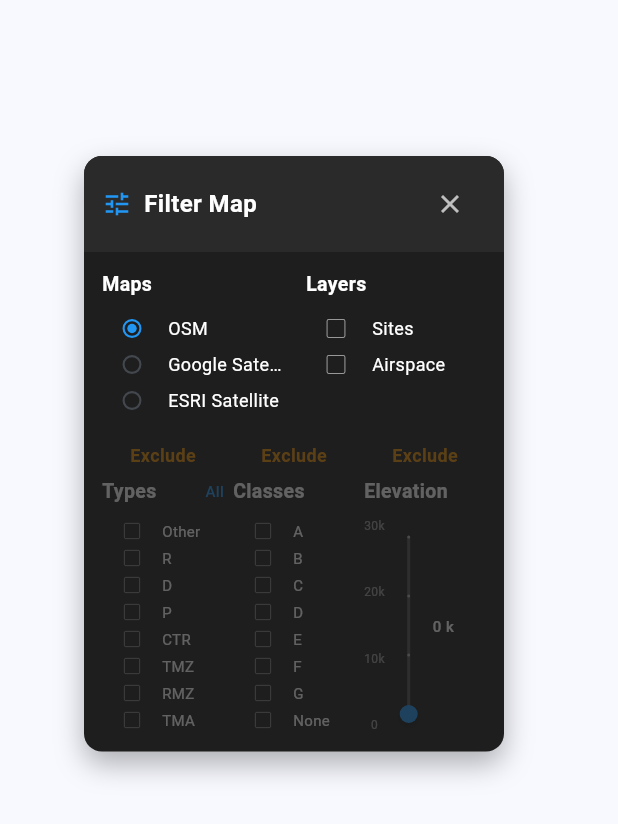
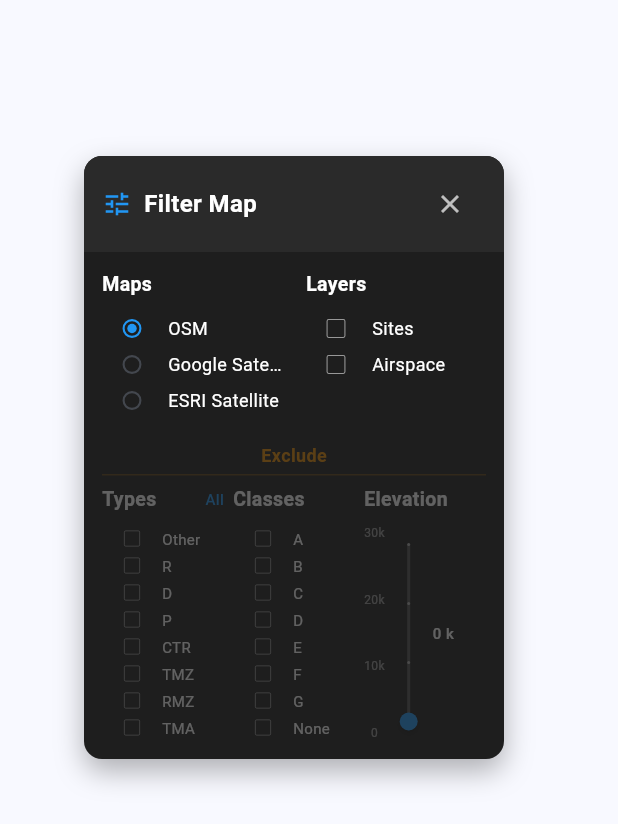
Before and after one commit to Kevin-McIsaac/the_paragliding_app, a Flutter app: the _DraggableFilterDialog widget shown alone on an empty page, opened directly with empty values, on a phone screen of 412 x 824 dp. Shown: the top 824 px of the screen. Run offline on Flutter 3.47's test engine with Material 3 defaults, Android fonts, the phone set to English and light mode, and no system bars; our stand-ins replace connectivity_plus, file_picker, fl_chart, flutter_map, geolocator, latlong2 and 5 more; missing offline and left inert: clipper2, flutter_inappwebview, flutter_map_dragmarker, geobase, receive_sharing_intent; accounts and stored records are empty.

Commit message:
feat: Add airspace clipping toggle and improve Map Filter UI
- Add clipping preference toggle to control airspace overlap removal
- Move clipping checkbox to Layers section under Airspace
- Add comprehensive tooltips for all filter dialog elements
- Move map provider tooltips to enum for single source of truth
- Replace three "Exclude" headers with single header and underline
- Fix sites not reloading when toggled back on in filter dialog
- Update tooltip text: "Only show the bottom layer at each point"

The clipping toggle allows users to choose between:
- Clipping ON (default): Removes overlapping airspace for clarity
- Clipping OFF: Shows all airspace polygons with natural overlaps

🤖 Generated with [Claude Code](https://claude.ai/code)

Co-Authored-By: Claude <noreply@anthropic.com>

```diff
--- a/free_flight_log_app/lib/presentation/screens/nearby_sites_screen.dart
+++ b/free_flight_log_app/lib/presentation/screens/nearby_sites_screen.dart
@@ -599,6 +599,7 @@ class _NearbySitesScreenState extends State<NearbySitesScreen> {
       // Get current filter states
       final airspaceTypesEnum = await _openAipService.getExcludedAirspaceTypes();
       final icaoClassesEnum = await _openAipService.getExcludedIcaoClasses();
+      final clippingEnabled = await _openAipService.isClippingEnabled();
 
       // Convert enum maps to string maps for dialog
       final airspaceTypes = <String, bool>{
@@ -621,6 +622,7 @@ class _NearbySitesScreenState extends State<NearbySitesScreen> {
           airspaceTypes: airspaceTypes,
           icaoClasses: icaoClasses,
           maxAltitudeFt: _maxAltitudeFt,
+          clippingEnabled: clippingEnabled,
           mapProvider: _selectedMapProvider,
           onApply: _handleFilterApply,
         ),
@@ -631,7 +633,7 @@ class _NearbySitesScreenState extends State<NearbySitesScreen> {
   }
 
   /// Handle filter apply from dialog
-  void _handleFilterApply(bool sitesEnabled, bool airspaceEnabled, Map<String, bool> types, Map<String, bool> classes, double maxAltitudeFt, MapProvider mapProvider) async {
+  void _handleFilterApply(bool sitesEnabled, bool airspaceEnabled, Map<String, bool> types, Map<String, bool> classes, double maxAltitudeFt, bool clippingEnabled, MapProvider mapProvider) async {
     try {
       // Update filter states
       final previousSitesEnabled = _sitesEnabled;
@@ -647,15 +649,18 @@ class _NearbySitesScreenState extends State<NearbySitesScreen> {
 
       // Handle sites visibility changes
       if (!sitesEnabled && previousSitesEnabled) {
-        // Sites were disabled - clear displayed sites
+        // Sites were disabled - clear displayed sites and reset the bounds key
         setState(() {
           _displayedSites.clear();
           _allSites.clear();
+          _lastLoadedBoundsKey = ''; // Clear the bounds key so sites reload when re-enabled
         });
         LoggingService.action('MapFilter', 'sites_disabled', {'cleared_sites_count': _displayedSites.length});
       } else if (sitesEnabled && !previousSitesEnabled) {
         // Sites were enabled - reload sites for current bounds or trigger map refresh
         if (_currentBounds != null) {
+          // Force reload by clearing the last loaded bounds key
+          _lastLoadedBoundsKey = '';
           _loadSitesForBounds(_currentBounds!);
         }
         LoggingService.action('MapFilter', 'sites_enabled', {'reloading_sites': true, 'has_bounds': _currentBounds != null});
@@ -677,6 +682,7 @@ class _NearbySitesScreenState extends State<NearbySitesScreen> {
         await _openAipService.setAirspaceEnabled(true);
         await _openAipService.setExcludedAirspaceTypes(typesEnum);
         await _openAipService.setExcludedIcaoClasses(classesEnum);
+        await _openAipService.setClippingEnabled(clippingEnabled);
 
         // Update local state for immediate UI updates
         setState(() {
@@ -1714,8 +1720,9 @@ class _DraggableFilterDialog extends StatefulWidget {
   final Map<String, bool> airspaceTypes;
   final Map<String, bool> icaoClasses;
   final double maxAltitudeFt;
+  final bool clippingEnabled;
   final MapProvider mapProvider;
-  final Function(bool sitesEnabled, bool airspaceEnabled, Map<String, bool> types, Map<String, bool> classes, double maxAltitudeFt, MapProvider mapProvider) onApply;
+  final Function(bool sitesEnabled, bool airspaceEnabled, Map<String, bool> types, Map<String, bool> classes, double maxAltitudeFt, bool clippingEnabled, MapProvider mapProvider) onApply;
 
   const _DraggableFilterDialog({
     required this.sitesEnabled,
@@ -1723,6 +1730,7 @@ class _DraggableFilterDialog extends StatefulWidget {
     required this.airspaceTypes,
     required this.icaoClasses,
     required this.maxAltitudeFt,
+    required this.clippingEnabled,
     required this.mapProvider,
     required this.onApply,
   });
@@ -1762,6 +1770,7 @@ class _DraggableFilterDialogState extends State<_DraggableFilterDialog> {
                 airspaceTypes: widget.airspaceTypes,
                 icaoClasses: widget.icaoClasses,
                 maxAltitudeFt: widget.maxAltitudeFt,
+                clippingEnabled: widget.clippingEnabled,
                 mapProvider: widget.mapProvider,
                 onApply: widget.onApply,
               ),
--- a/free_flight_log_app/lib/presentation/widgets/map_filter_dialog.dart
+++ b/free_flight_log_app/lib/presentation/widgets/map_filter_dialog.dart
@@ -5,15 +5,16 @@ import '../../utils/map_provider.dart';
 import '../../data/models/airspace_enums.dart';
 
 /// Filter dialog for controlling map layer visibility
-/// Supports sites toggle, airspace type filtering, ICAO class filtering, and altitude filtering
+/// Supports sites toggle, airspace type filtering, ICAO class filtering, altitude filtering, and clipping
 class MapFilterDialog extends StatefulWidget {
   final bool sitesEnabled;
   final bool airspaceEnabled;
   final Map<String, bool> airspaceTypes;
   final Map<String, bool> icaoClasses;
   final double maxAltitudeFt;
+  final bool clippingEnabled;
   final MapProvider mapProvider;
-  final Function(bool sitesEnabled, bool airspaceEnabled, Map<String, bool> types, Map<String, bool> classes, double maxAltitudeFt, MapProvider mapProvider) onApply;
+  final Function(bool sitesEnabled, bool airspaceEnabled, Map<String, bool> types, Map<String, bool> classes, double maxAltitudeFt, bool clippingEnabled, MapProvider mapProvider) onApply;
 
   const MapFilterDialog({
     super.key,
@@ -22,6 +23,7 @@ class MapFilterDialog extends StatefulWidget {
     required this.airspaceTypes,
     required this.icaoClasses,
     required this.maxAltitudeFt,
+    required this.clippingEnabled,
     required this.mapProvider,
     required this.onApply,
   });
@@ -36,6 +38,7 @@ class _MapFilterDialogState extends State<MapFilterDialog> {
   late Map<String, bool> _airspaceTypes;
   late Map<String, bool> _icaoClasses;
   late double _maxAltitudeFt;
+  late bool _clippingEnabled;
   late MapProvider _selectedMapProvider;
 
   Timer? _debounceTimer;
@@ -69,6 +72,7 @@ class _MapFilterDialogState extends State<MapFilterDialog> {
     _airspaceTypes = Map<String, bool>.from(widget.airspaceTypes);
     _icaoClasses = Map<String, bool>.from(widget.icaoClasses);
     _maxAltitudeFt = widget.maxAltitudeFt;
+    _clippingEnabled = widget.clippingEnabled;
     _selectedMapProvider = widget.mapProvider;
 
     // Initialize any missing types/classes with false
@@ -142,14 +146,12 @@ class _MapFilterDialogState extends State<MapFilterDialog> {
                     _buildTopTwoColumnSection(),
                     const SizedBox(height: 16),
 
-                    // Exclude header row
-                    Row(
+                    // Single Exclude header for all three columns
+                    Opacity(
+                      opacity: _airspaceEnabled ? 1.0 : 0.3,
+                      child: Column(
                         children: [
-                        Expanded(
-                          flex: 1,
-                          child: Opacity(
-                            opacity: _airspaceEnabled ? 1.0 : 0.3,
-                            child: Center(
+                          Center(
                             child: Text(
                               'Exclude',
                               style: TextStyle(
@@ -159,43 +161,13 @@ class _MapFilterDialogState extends State<MapFilterDialog> {
                               ),
                             ),
                           ),
-                          ),
-                        ),
-                        const SizedBox(width: 6),
-                        Expanded(
-                          flex: 1,
-                          child: Opacity(
-                            opacity: _airspaceEnabled ? 1.0 : 0.3,
-                            child: Center(
-                              child: Text(
-                                'Exclude',
-                                style: TextStyle(
-                                  fontSize: 12,
-                                  fontWeight: FontWeight.w600,
-                                  color: Colors.orange.withValues(alpha: 0.9),
-                                ),
-                              ),
-                            ),
-                          ),
-                        ),
-                        const SizedBox(width: 6),
-                        Expanded(
-                          flex: 1,
-                          child: Opacity(
-                            opacity: _airspaceEnabled ? 1.0 : 0.3,
-                            child: Center(
-                              child: Text(
-                                'Exclude',
-                                style: TextStyle(
-                                  fontSize: 12,
-                                  fontWeight: FontWeight.w600,
-                                  color: Colors.orange.withValues(alpha: 0.9),
-                                ),
-                              ),
-                            ),
-                          ),
+                          const SizedBox(height: 4),
+                          Container(
+                            height: 1,
+                            color: Colors.orange.withValues(alpha: 0.3),
                           ),
                         ],
+                      ),
                     ),
                     const SizedBox(height: 6),
 
@@ -309,10 +281,19 @@ class _MapFilterDialogState extends State<MapFilterDialog> {
                   ),
                   const SizedBox(width: 4),
                   Flexible(
+                    child: Tooltip(
+                      message: provider.tooltip,
+                      textStyle: const TextStyle(color: Colors.white, fontSize: 12),
+                      decoration: BoxDecoration(
+                        color: const Color(0xFF1E1E1E),
+                        borderRadius: BorderRadius.circular(6),
+                        border: Border.all(color: Colors.white24),
+                      ),
                       child: Text(
                         provider.shortName,
                         style: const TextStyle(color: Colors.white, fontSize: 12),
                         overflow: TextOverflow.ellipsis,
+                      ),
                     ),
                   ),
                 ],
@@ -338,7 +319,15 @@ class _MapFilterDialogState extends State<MapFilterDialog> {
         ),
         const SizedBox(height: 8),
         // Sites checkbox
-        InkWell(
+        Tooltip(
+          message: 'Show all the Paragliding Earth flying sites for this area',
+          textStyle: const TextStyle(color: Colors.white, fontSize: 12),
+          decoration: BoxDecoration(
+            color: const Color(0xFF1E1E1E),
+            borderRadius: BorderRadius.circular(6),
+            border: Border.all(color: Colors.white24),
+          ),
+          child: InkWell(
             onTap: () => setState(() {
               _sitesEnabled = !_sitesEnabled;
               _applyFiltersDebounced();
@@ -372,8 +361,17 @@ class _MapFilterDialogState extends State<MapFilterDialog> {
               ),
             ),
           ),
+        ),
         // Airspace checkbox
-        InkWell(
+        Tooltip(
+          message: 'Overlay the OpenAIP airspaces for this area',
+          textStyle: const TextStyle(color: Colors.white, fontSize: 12),
+          decoration: BoxDecoration(
+            color: const Color(0xFF1E1E1E),
+            borderRadius: BorderRadius.circular(6),
+            border: Border.all(color: Colors.white24),
+          ),
+          child: InkWell(
             onTap: () => setState(() {
               _airspaceEnabled = !_airspaceEnabled;
               _applyFiltersDebounced();
@@ -404,6 +402,56 @@ class _MapFilterDialogState extends State<MapFilterDialog> {
                     style: TextStyle(color: Colors.white, fontSize: 12),
                   ),
                 ],
+              ),
+            ),
+          ),
+        ),
+        // Clipping toggle (only shown when airspace is enabled)
+        if (_airspaceEnabled)
+          Tooltip(
+            message: 'Only show the bottom layer at each point',
+            textStyle: const TextStyle(color: Colors.white, fontSize: 12),
+            decoration: BoxDecoration(
+              color: const Color(0xFF1E1E1E),
+              borderRadius: BorderRadius.circular(6),
+              border: Border.all(color: Colors.white24),
+            ),
+            child: InkWell(
+              onTap: () {
+                setState(() {
+                  _clippingEnabled = !_clippingEnabled;
+                  _applyFiltersDebounced();
+                });
+              },
+              borderRadius: BorderRadius.circular(4),
+              child: Container(
+                height: 24,
+                child: Row(
+                  mainAxisSize: MainAxisSize.min,
+                  children: [
+                    Transform.scale(
+                      scale: 0.7,
+                      child: Checkbox(
+                        value: _clippingEnabled,
+                        onChanged: (value) {
+                          setState(() {
+                            _clippingEnabled = value ?? true;
+                            _applyFiltersDebounced();
+                          });
+                        },
+                        activeColor: Colors.blue,
+                        checkColor: Colors.white,
+                        side: const BorderSide(color: Colors.white54),
+                        materialTapTargetSize: MaterialTapTargetSize.shrinkWrap,
+                      ),
+                    ),
+                    const SizedBox(width: 4),
+                    const Text(
+                      'Clip',
+                      style: TextStyle(color: Colors.white, fontSize: 12),
+                    ),
+                  ],
+                ),
               ),
             ),
           ),
@@ -684,9 +732,10 @@ class _MapFilterDialogState extends State<MapFilterDialog> {
       'total_types': _airspaceTypes.length,
       'total_classes': _icaoClasses.length,
       'max_altitude_ft': _maxAltitudeFt,
+      'clipping_enabled': _clippingEnabled,
       'map_provider': _selectedMapProvider.displayName,
     });
 
-    widget.onApply(_sitesEnabled, _airspaceEnabled, _airspaceTypes, _icaoClasses, _maxAltitudeFt, _selectedMapProvider);
+    widget.onApply(_sitesEnabled, _airspaceEnabled, _airspaceTypes, _icaoClasses, _maxAltitudeFt, _clippingEnabled, _selectedMapProvider);
   }
 }
--- a/free_flight_log_app/lib/services/airspace_geojson_service.dart
+++ b/free_flight_log_app/lib/services/airspace_geojson_service.dart
@@ -680,6 +680,7 @@ class AirspaceGeoJsonService {
   /// Parse GeoJSON string and return styled polygons for flutter_map
   /// Also populates the AirspaceIdentificationService with polygon data
   /// Filters polygons based on user-excluded airspace types
+  /// Optionally clips overlapping polygons for visual clarity
   Future<List<fm.Polygon>> parseAirspaceGeoJson(
     String geoJsonString,
     double opacity,
@@ -687,6 +688,7 @@ class AirspaceGeoJsonService {
     Map<IcaoClass, bool> excludedIcaoClasses,
     fm.LatLngBounds viewport,
     double maxAltitudeFt,
+    bool enableClipping,
   ) async {
     try {
       // Use geobase to parse the GeoJSON data
@@ -814,28 +816,24 @@ class AirspaceGeoJsonService {
           ));
         }
 
-        // Sort by lower altitude: lowest first (ascending order) for clipping
+        // Sort by lower altitude: lowest first (ascending order) for rendering and clipping
         polygonsWithAltitude.sort((a, b) {
           return a.data.airspaceData.getLowerAltitudeInFeet()
               .compareTo(b.data.airspaceData.getLowerAltitudeInFeet());
         });
 
+        if (enableClipping) {
           // Apply polygon clipping to remove overlapping areas
           final clippedPolygons = _applyPolygonClipping(polygonsWithAltitude, viewport);
 
           // Convert clipped polygons back to flutter_map format
           polygons = _convertClippedPolygonsToFlutterMap(clippedPolygons, opacity);
 
-        // IMPORTANT: Keep polygon order from clipping (lowest altitude first)
-        // Lower altitude airspaces render first (bottom layer)
-        // Higher altitude airspaces render last (top layer, most visible)
-        // Note: Removed reversal to show lowest altitude on top visually
-
-        // Update identification data to match clipped polygons
-        // For now, we'll keep original boundaries for tooltip hit testing
+          // For clipped polygons, keep original boundaries for tooltip hit testing
           identificationPolygons = polygonsWithAltitude.map((p) => p.data).toList();
 
           LoggingService.structured('AIRSPACE_ALTITUDE_SORTING_AND_CLIPPING', {
+            'clipping_enabled': true,
             'polygons_sorted': polygonsWithAltitude.length,
             'clipped_polygons_output': polygons.length,
             'sort_order': 'lowest_altitude_first_for_clipping',
@@ -844,6 +842,27 @@ class AirspaceGeoJsonService {
               'highest': polygonsWithAltitude.last.data.airspaceData.getLowerAltitudeInFeet(),
             } : null,
           });
+        } else {
+          // No clipping - keep original polygons but maintain altitude-based rendering order
+          // Polygons are already in the list from the filtering loop above
+          // They are sorted by altitude, so lower altitude airspaces render first (bottom layer)
+          // Higher altitude airspaces render last (top layer, most visible)
+
+          LoggingService.structured('AIRSPACE_ALTITUDE_SORTING_NO_CLIPPING', {
+            'clipping_enabled': false,
+            'polygon_count': polygons.length,
+            'sort_order': 'lowest_altitude_first_for_rendering',
+            'altitude_range_feet': polygonsWithAltitude.isNotEmpty ? {
+              'lowest': polygonsWithAltitude.first.data.airspaceData.getLowerAltitudeInFeet(),
+              'highest': polygonsWithAltitude.last.data.airspaceData.getLowerAltitudeInFeet(),
+            } : null,
+          });
+        }
+
+        // IMPORTANT: Keep polygon order from sorting (lowest altitude first)
+        // Lower altitude airspaces render first (bottom layer)
+        // Higher altitude airspaces render last (top layer, most visible)
+        // Note: Removed reversal to show lowest altitude on top visually
       }
 
       // Update the identification service with polygon data (use ALL airspaces, not just filtered ones)
--- a/free_flight_log_app/lib/services/openaip_service.dart
+++ b/free_flight_log_app/lib/services/openaip_service.dart
@@ -50,12 +50,16 @@ class OpenAipService {
   // Individual ICAO class preferences
   static const String _icaoClassesExcludedKey = 'openaip_icao_classes_excluded';
 
+  // Airspace clipping preference
+  static const String _airspaceClippingEnabledKey = 'openaip_airspace_clipping_enabled';
+
   // Default values
   static const double _defaultOpacity = 0.15; // 15% optimal for airspace visibility
   static const bool _defaultAirspaceEnabled = false;
   static const bool _defaultAirportsEnabled = false;
   static const bool _defaultNavaidsEnabled = false;
   static const bool _defaultReportingPointsEnabled = false;
+  static const bool _defaultClippingEnabled = true; // Default to enabled for backwards compatibility
 
   // Default airspace type exclusions (false = include/show, true = exclude/hide)
   // This ensures unmapped types are shown by default
@@ -206,6 +210,25 @@ class OpenAipService {
     await prefs.setBool(_reportingPointsEnabledKey, enabled);
     LoggingService.structured('OPENAIP_LAYER_TOGGLE', {
       'layer': 'reporting_points',
+      'enabled': enabled,
+    });
+  }
+
+  /// Get clipping state for airspace layer
+  Future<bool> isClippingEnabled() async {
+    final prefs = await SharedPreferences.getInstance();
+    if (!prefs.containsKey(_airspaceClippingEnabledKey)) {
+      await prefs.setBool(_airspaceClippingEnabledKey, _defaultClippingEnabled);
+      return _defaultClippingEnabled;
+    }
+    return prefs.getBool(_airspaceClippingEnabledKey) ?? _defaultClippingEnabled;
+  }
+
+  /// Set clipping state for airspace layer
+  Future<void> setClippingEnabled(bool enabled) async {
+    final prefs = await SharedPreferences.getInstance();
+    await prefs.setBool(_airspaceClippingEnabledKey, enabled);
+    LoggingService.structured('AIRSPACE_CLIPPING_TOGGLE', {
       'enabled': enabled,
     });
   }
@@ -483,6 +506,7 @@ class OpenAipService {
       'airports_enabled': await isAirportsEnabled(),
       'navaids_enabled': await isNavaidsEnabled(),
       'reporting_points_enabled': await isReportingPointsEnabled(),
+      'airspace_clipping_enabled': await isClippingEnabled(),
       'overlay_opacity': await getOverlayOpacity(),
       'excluded_airspace_types': excludedTypes,
       'excluded_airspace_count': excludedTypes.values.where((v) => v).length,
--- a/free_flight_log_app/lib/utils/airspace_overlay_manager.dart
+++ b/free_flight_log_app/lib/utils/airspace_overlay_manager.dart
@@ -236,11 +236,14 @@ class AirspaceOverlayManager {
       final excludedTypes = await _openAipService.getExcludedAirspaceTypes();
       final excludedClasses = await _openAipService.getExcludedIcaoClasses();
 
+      // Get clipping preference
+      final clippingEnabled = await _openAipService.isClippingEnabled();
+
       // Time the airspace processing/clipping step
       final processingStopwatch = Stopwatch()..start();
 
       // Parse GeoJSON and convert to styled polygons (filtered by excluded types and classes)
-      final polygons = await _geoJsonService.parseAirspaceGeoJson(geoJsonString, opacity, excludedTypes, excludedClasses, bounds, maxAltitudeFt);
+      final polygons = await _geoJsonService.parseAirspaceGeoJson(geoJsonString, opacity, excludedTypes, excludedClasses, bounds, maxAltitudeFt, clippingEnabled);
 
       processingStopwatch.stop();
       stopwatch.stop();
--- a/free_flight_log_app/lib/utils/map_provider.dart
+++ b/free_flight_log_app/lib/utils/map_provider.dart
@@ -1,14 +1,43 @@
 /// Map provider configuration for consistent map tiles across the application
 enum MapProvider {
-  openStreetMap('Street Map', 'OSM', 'https://tile.openstreetmap.org/{z}/{x}/{y}.png', 18, '© OpenStreetMap contributors'),
-  googleSatellite('Google Satellite', 'Google Satellite', 'https://mt1.google.com/vt/lyrs=s&x={x}&y={y}&z={z}', 18, '© Google'),
-  esriWorldImagery('Esri Satellite', 'ESRI Satellite', 'https://server.arcgisonline.com/ArcGIS/rest/services/World_Imagery/MapServer/tile/{z}/{y}/{x}', 18, '© Esri');
+  openStreetMap(
+    'Street Map',
+    'OSM',
+    'https://tile.openstreetmap.org/{z}/{x}/{y}.png',
+    18,
+    '© OpenStreetMap contributors',
+    'Show Open Street Maps'
+  ),
+  googleSatellite(
+    'Google Satellite',
+    'Google Satellite',
+    'https://mt1.google.com/vt/lyrs=s&x={x}&y={y}&z={z}',
+    18,
+    '© Google',
+    'Show Google Satellite Maps'
+  ),
+  esriWorldImagery(
+    'Esri Satellite',
+    'ESRI Satellite',
+    'https://server.arcgisonline.com/ArcGIS/rest/services/World_Imagery/MapServer/tile/{z}/{y}/{x}',
+    18,
+    '© Esri',
+    'Show the ESRI Satellite Maps'
+  );
 
-  const MapProvider(this.displayName, this.shortName, this.urlTemplate, this.maxZoom, this.attribution);
+  const MapProvider(
+    this.displayName,
+    this.shortName,
+    this.urlTemplate,
+    this.maxZoom,
+    this.attribution,
+    this.tooltip
+  );
 
   final String displayName;
   final String shortName;
   final String urlTemplate;
   final int maxZoom;
   final String attribution;
+  final String tooltip;
 }
```
Lines whose indentation alone changed are shown as unchanged.
